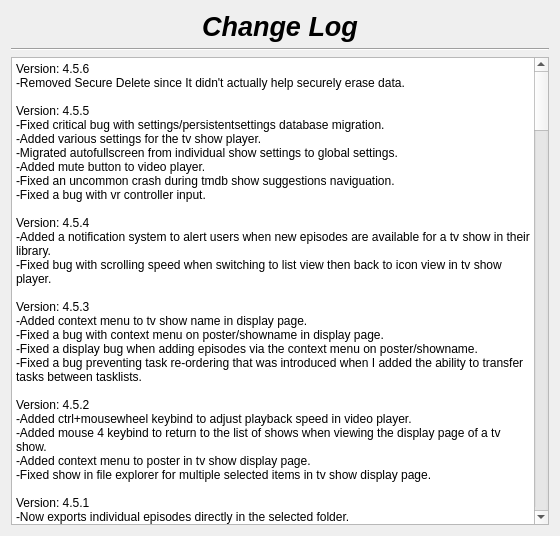
First picture: the form in changelog.ui, repository therealMaPMaKeR/MMDiary, before the edit.
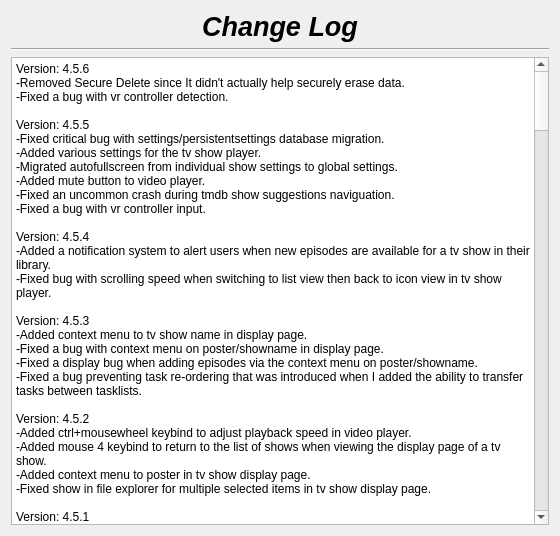
Second picture: the form after the edit.

Commit message: fixed vr controller detection bug

```diff
--- a/changelog.ui
+++ b/changelog.ui
@@ -55,7 +55,7 @@
 li.unchecked::marker { content: &quot;\2610&quot;; }
 li.checked::marker { content: &quot;\2612&quot;; }
 &lt;/style&gt;&lt;/head&gt;&lt;body style=&quot; font-family:'Segoe UI'; font-size:9pt; font-weight:400; font-style:normal;&quot;&gt;
-&lt;p style=&quot; margin-top:0px; margin-bottom:0px; margin-left:0px; margin-right:0px; -qt-block-indent:0; text-indent:0px;&quot;&gt;Version: 4.5.6&lt;br /&gt;-Removed Secure Delete since It didn't actually help securely erase data.&lt;br /&gt;&lt;br /&gt;Version: 4.5.5&lt;br /&gt;-Fixed critical bug with settings/persistentsettings database migration.&lt;br /&gt;-Added various settings for the tv show player.&lt;br /&gt;-Migrated autofullscreen from individual show settings to global settings.&lt;br /&gt;-Added mute button to video player.&lt;br /&gt;-Fixed an uncommon crash during tmdb show suggestions naviguation.&lt;br /&gt;-Fixed a bug with vr controller input.&lt;br /&gt;&lt;br /&gt;Version: 4.5.4&lt;br /&gt;-Added a notification system to alert users when new episodes are available for a tv show in their library.&lt;/p&gt;
+&lt;p style=&quot; margin-top:0px; margin-bottom:0px; margin-left:0px; margin-right:0px; -qt-block-indent:0; text-indent:0px;&quot;&gt;Version: 4.5.6&lt;br /&gt;-Removed Secure Delete since It didn't actually help securely erase data.&lt;br /&gt;-Fixed a bug with vr controller detection.&lt;br /&gt;&lt;br /&gt;Version: 4.5.5&lt;br /&gt;-Fixed critical bug with settings/persistentsettings database migration.&lt;br /&gt;-Added various settings for the tv show player.&lt;br /&gt;-Migrated autofullscreen from individual show settings to global settings.&lt;br /&gt;-Added mute button to video player.&lt;br /&gt;-Fixed an uncommon crash during tmdb show suggestions naviguation.&lt;br /&gt;-Fixed a bug with vr controller input.&lt;br /&gt;&lt;br /&gt;Version: 4.5.4&lt;br /&gt;-Added a notification system to alert users when new episodes are available for a tv show in their library.&lt;/p&gt;
 &lt;p style=&quot; margin-top:0px; margin-bottom:0px; margin-left:0px; margin-right:0px; -qt-block-indent:0; text-indent:0px;&quot;&gt;-Fixed bug with scrolling speed when switching to list view then back to icon view in tv show player.&lt;br /&gt;&lt;br /&gt;Version: 4.5.3&lt;br /&gt;-Added context menu to tv show name in display page.&lt;br /&gt;-Fixed a bug with context menu on poster/showname in display page.&lt;br /&gt;-Fixed a display bug when adding episodes via the context menu on poster/showname.&lt;br /&gt;-Fixed a bug preventing task re-ordering that was introduced when I added the ability to transfer tasks between tasklists.&lt;/p&gt;
 &lt;p style=&quot; margin-top:0px; margin-bottom:0px; margin-left:0px; margin-right:0px; -qt-block-indent:0; text-indent:0px;&quot;&gt;&lt;br /&gt;Version: 4.5.2&lt;br /&gt;-Added ctrl+mousewheel keybind to adjust playback speed in video player.&lt;br /&gt;-Added mouse 4 keybind to return to the list of shows when viewing the display page of a tv show.&lt;/p&gt;
 &lt;p style=&quot; margin-top:0px; margin-bottom:0px; margin-left:0px; margin-right:0px; -qt-block-indent:0; text-indent:0px;&quot;&gt;-Added context menu to poster in tv show display page.&lt;br /&gt;-Fixed show in file explorer for multiple selected items in tv show display page.&lt;br /&gt;&lt;br /&gt;Version: 4.5.1&lt;br /&gt;-Now exports individual episodes directly in the selected folder.&lt;br /&gt;-Fixed a bug with tv show export not preserving the original file extension.&lt;/p&gt;
```
The commit also changes 5 other files.
